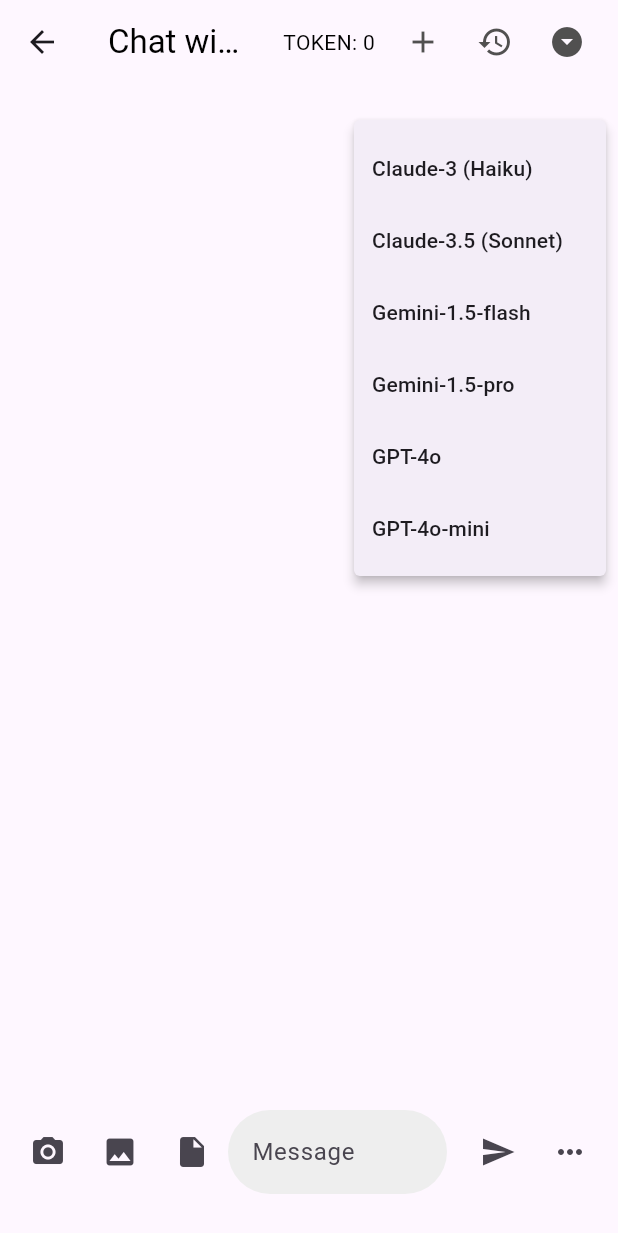
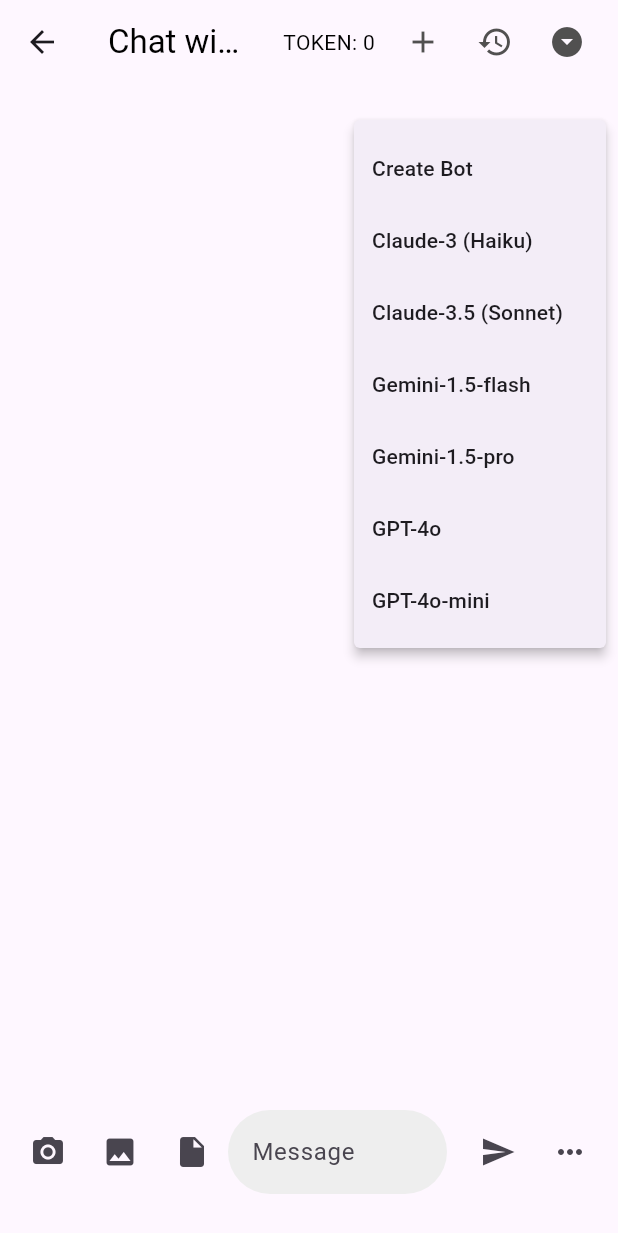
Before and after one commit to chaukietck25/Knowledge-based-BOT, a Flutter app: the ChatScreen screen opened directly, after a tap on the "arrow drop down circle" icon, on a phone screen of 412 x 824 dp. Shown: the top 1233 px of the screen. Run offline on Flutter 3.47's test engine with Material 3 defaults, Android fonts, the phone set to English and light mode, and no system bars; our stand-ins replace equatable, file_picker, flutter_mobx, flutter_svg, google_mobile_ads, image_picker and 2 more; generated files the repository leaves out were written again; network calls fail.

Commit message:
update UI chat screen (add AI)

```diff
--- a/knowledge_based_bot/lib/views/chat/chat_screen.dart
+++ b/knowledge_based_bot/lib/views/chat/chat_screen.dart
@@ -1,4 +1,5 @@
-// lib/views/chat_screen.dart
+// lib\views\chat\chat_screen.dart
+
 import 'package:flutter/material.dart';
 import 'package:flutter_mobx/flutter_mobx.dart';
 import 'package:knowledge_based_bot/views/ads/interstitial_ad.dart';
@@ -6,6 +7,7 @@ import 'package:knowledge_based_bot/views/conversation/conversation_history.dart
 import '../../store/chat_store.dart';
 import 'package:knowledge_based_bot/widgets/chat_input_field.dart';
 import 'package:knowledge_based_bot/widgets/chat_bubble.dart';
+import 'package:knowledge_based_bot/views/bot_management/add_bot_screen.dart'; // Import AddBotScreen
 
 class ChatScreen extends StatefulWidget {
   @override
@@ -27,9 +29,9 @@ class _ChatScreenState extends State<ChatScreen> {
     'gemini-1.5-pro-latest': 'Gemini-1.5-pro',
   };
 
+  @override
   void initState() {
     super.initState();
-
     InterstitialAds.loadInterstitialAd();
   }
 
@@ -61,10 +63,10 @@ class _ChatScreenState extends State<ChatScreen> {
                 chatStore.resetConversation();
               });
             },
+            tooltip: 'Reset Chat',
           ),
           IconButton(
-            icon: const Icon(Icons.history,
-                color: Color.fromARGB(255, 81, 80, 80)),
+            icon: const Icon(Icons.history, color: Color.fromARGB(255, 81, 80, 80)),
             onPressed: () {
               Navigator.push(
                 context,
@@ -73,15 +75,19 @@ class _ChatScreenState extends State<ChatScreen> {
                 ),
               );
             },
+            tooltip: 'Conversation History',
           ),
           IconButton(
-            icon: const Icon(Icons.arrow_drop_down_circle,
-                color: Color.fromARGB(255, 81, 80, 80)),
+            icon: const Icon(Icons.arrow_drop_down_circle, color: Color.fromARGB(255, 81, 80, 80)),
             onPressed: () {
               showMenu<String>(
                 context: context,
                 position: RelativeRect.fromLTRB(100, 80, 0, 0),
                 items: [
+                  PopupMenuItem(
+                    child: Text("Create Bot"),
+                    value: 'create_bot',
+                  ),
                   PopupMenuItem(
                     child: Text("Claude-3 (Haiku)"),
                     value: 'claude-3-haiku-20240307',
@@ -106,9 +112,19 @@ class _ChatScreenState extends State<ChatScreen> {
                     child: Text("GPT-4o-mini"),
                     value: 'gpt-4o-mini',
                   ),
+
                 ],
               ).then((value) {
                 if (value != null) {
+                  if (value == 'create_bot') {
+                    // Chuyển hướng đến màn hình AddBotScreen
+                    Navigator.push(
+                      context,
+                      MaterialPageRoute(
+                        builder: (context) => AddBotScreen(),
+                      ),
+                    );
+                  } else {
                     setState(() {
                       chatTitle = "Chat with ${assistantNames[value] ?? value}";
                       print("chatTitle: $chatTitle");
@@ -116,8 +132,10 @@ class _ChatScreenState extends State<ChatScreen> {
                       chatStore.setTypeAI(value); // Now `value` is non-nullable
                     });
                   }
+                }
               });
             },
+            tooltip: 'Select AI Assistant',
           ),
           const SizedBox(width: 10),
         ],
```
Lines whose indentation alone changed are shown as unchanged.
